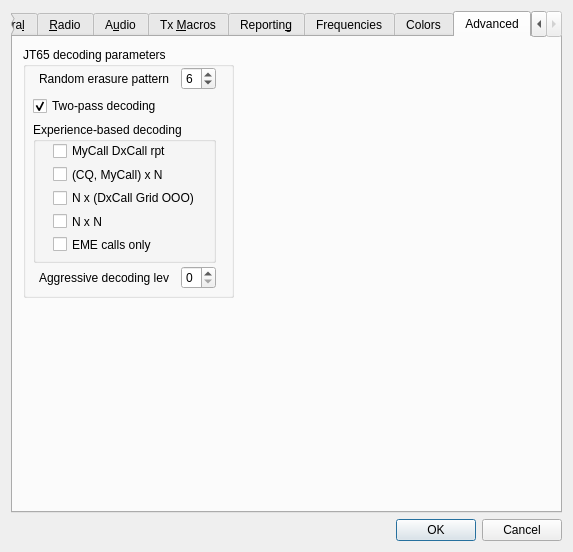
The window that Configuration.ui (saitohirga/WSJT-X) describes before a commit, drawn with Qt 5.
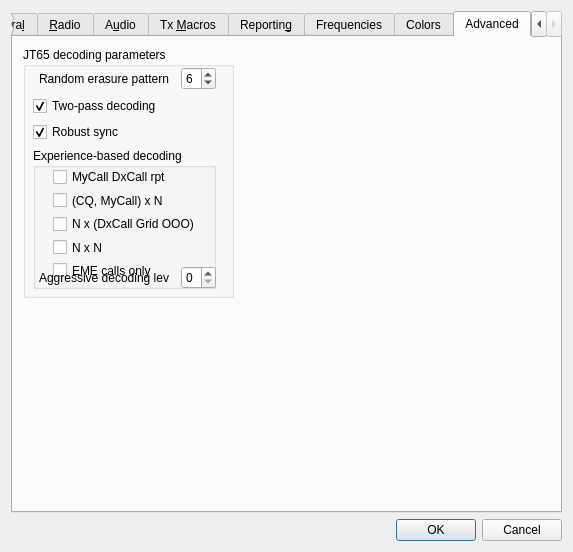
The same window after the commit. The open tabs and pages were chosen to show the change.

Commit message: Add robust sync checkbox to Advanced setup.

The edit to the form file:
```diff
--- a/Configuration.ui
+++ b/Configuration.ui
@@ -2226,6 +2226,16 @@
            </property>
           </widget>
          </item>
+         <item>
+             <widget class="QCheckBox" name="cbSync1Bit">
+                 <property name="text">
+                     <string>Robust sync</string>
+                 </property>
+                 <property name="checked">
+                     <bool>true</bool>
+                 </property>
+             </widget>
+         </item>
          <item>
           <widget class="QGroupBox" name="groupBox_6">
            <property name="minimumSize">
```
The commit also changes 6 other files.
